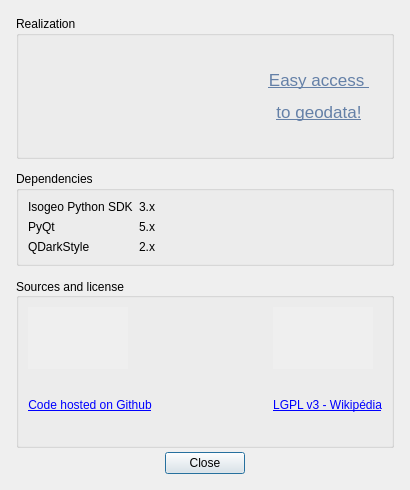
isogeo/isogeo-2-office, file modules/ui/credits/ui_credits.ui: the form before one commit.
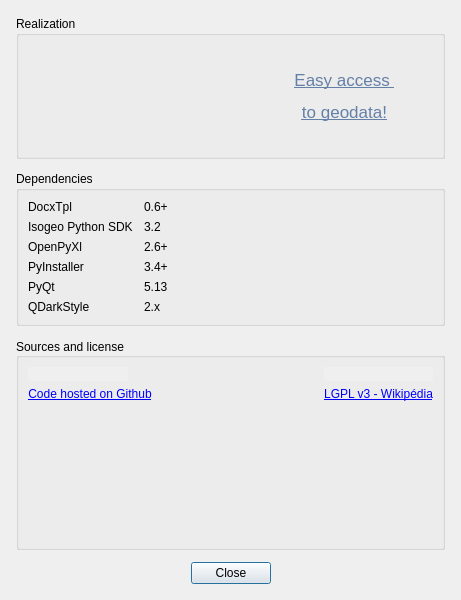
The form after the commit. Icons and pictures are not drawn.

Commit message: display dependencies version

Patch:
```diff
--- a/modules/ui/credits/ui_credits.ui
+++ b/modules/ui/credits/ui_credits.ui
@@ -9,8 +9,8 @@
    <rect>
     <x>0</x>
     <y>0</y>
-    <width>410</width>
-    <height>490</height>
+    <width>461</width>
+    <height>600</height>
    </rect>
   </property>
   <property name="sizePolicy">
@@ -156,17 +156,91 @@
         <bool>true</bool>
        </property>
        <layout class="QFormLayout" name="formLayout_2">
-        <item row="1" column="1">
-         <widget class="QLabel" name="lbl_dep_qt5_val">
+        <item row="3" column="0">
+         <widget class="QLabel" name="lbl_dep_docx">
           <property name="text">
-           <string notr="true">5.x</string>
+           <string notr="true">DocxTpl</string>
           </property>
+          <property name="margin">
+           <number>1</number>
+          </property>
+          <property name="indent">
+           <number>0</number>
+          </property>
+         </widget>
+        </item>
+        <item row="3" column="1">
+         <widget class="QLabel" name="lbl_dep_docx_val">
+          <property name="text">
+           <string>0.6+</string>
+          </property>
+          <property name="margin">
+           <number>1</number>
+          </property>
+          <property name="indent">
+           <number>5</number>
+          </property>
+         </widget>
+        </item>
+        <item row="4" column="0">
+         <widget class="QLabel" name="lbl_dep_sdk">
+          <property name="text">
+           <string notr="true">Isogeo Python SDK</string>
+          </property>
           <property name="scaledContents">
            <bool>true</bool>
           </property>
+          <property name="margin">
+           <number>1</number>
+          </property>
+          <property name="indent">
+           <number>0</number>
+          </property>
          </widget>
         </item>
-        <item row="1" column="0">
+        <item row="4" column="1">
+         <widget class="QLabel" name="lbl_dep_sdk_val">
+          <property name="text">
+           <string notr="true">3.2</string>
+          </property>
+          <property name="scaledContents">
+           <bool>true</bool>
+          </property>
+          <property name="margin">
+           <number>1</number>
+          </property>
+          <property name="indent">
+           <number>5</number>
+          </property>
+         </widget>
+        </item>
+        <item row="5" column="0">
+         <widget class="QLabel" name="lbl_dep_xl">
+          <property name="text">
+           <string notr="true">OpenPyXl</string>
+          </property>
+          <property name="margin">
+           <number>1</number>
+          </property>
+          <property name="indent">
+           <number>0</number>
+          </property>
+         </widget>
+        </item>
+        <item row="5" column="1">
+         <widget class="QLabel" name="lbl_dep_xl_val">
+          <property name="text">
+           <string>2.6+</string>
+          </property>
+          <property name="margin">
+           <number>1</number>
+          </property>
+          <property name="indent">
+           <number>5</number>
+          </property>
+         </widget>
+        </item>
+        <item row="7" column="0">
          <widget class="QLabel" name="lbl_dep_qt5">
           <property name="text">
            <string notr="true">PyQt</string>
@@ -174,9 +248,31 @@
           <property name="scaledContents">
            <bool>true</bool>
           </property>
+          <property name="margin">
+           <number>1</number>
+          </property>
+          <property name="indent">
+           <number>0</number>
+          </property>
          </widget>
         </item>
-        <item row="2" column="0">
+        <item row="7" column="1">
+         <widget class="QLabel" name="lbl_dep_qt5_val">
+          <property name="text">
+           <string notr="true">5.13</string>
+          </property>
+          <property name="scaledContents">
+           <bool>true</bool>
+          </property>
+          <property name="margin">
+           <number>1</number>
+          </property>
+          <property name="indent">
+           <number>5</number>
+          </property>
+         </widget>
+        </item>
+        <item row="8" column="0">
          <widget class="QLabel" name="lbl_dep_qt_style">
           <property name="text">
            <string notr="true">QDarkStyle</string>
@@ -184,9 +280,15 @@
           <property name="scaledContents">
            <bool>true</bool>
           </property>
+          <property name="margin">
+           <number>1</number>
+          </property>
+          <property name="indent">
+           <number>0</number>
+          </property>
          </widget>
         </item>
-        <item row="2" column="1">
+        <item row="8" column="1">
          <widget class="QLabel" name="lbl_dep_qt_style_val">
           <property name="text">
            <string notr="true">2.x</string>
@@ -194,25 +296,37 @@
           <property name="scaledContents">
            <bool>true</bool>
           </property>
+          <property name="margin">
+           <number>1</number>
+          </property>
+          <property name="indent">
+           <number>5</number>
+          </property>
          </widget>
         </item>
-        <item row="0" column="0">
+        <item row="6" column="0">
          <widget class="QLabel" name="label">
           <property name="text">
-           <string notr="true">Isogeo Python SDK</string>
+           <string>PyInstaller</string>
           </property>
-          <property name="scaledContents">
-           <bool>true</bool>
+          <property name="margin">
+           <number>1</number>
+          </property>
+          <property name="indent">
+           <number>0</number>
           </property>
          </widget>
         </item>
-        <item row="0" column="1">
+        <item row="6" column="1">
          <widget class="QLabel" name="label_2">
           <property name="text">
-           <string notr="true">3.x</string>
+           <string notr="true">3.4+</string>
           </property>
-          <property name="scaledContents">
-           <bool>true</bool>
+          <property name="margin">
+           <number>1</number>
+          </property>
+          <property name="indent">
+           <number>5</number>
           </property>
          </widget>
         </item>
@@ -317,17 +431,11 @@
            </widget>
           </item>
           <item row="0" column="2">
-           <widget class="QLabel" name="ico_lgplv3">
-            <property name="minimumSize">
-             <size>
-              <width>32</width>
-              <height>32</height>
-             </size>
-            </property>
+           <widget class="QLabel" name="ico_lgpl">
             <property name="maximumSize">
              <size>
-              <width>100</width>
-              <height>16777215</height>
+              <width>160</width>
+              <height>69</height>
              </size>
             </property>
             <property name="toolTip">
@@ -348,9 +456,6 @@
             <property name="alignment">
              <set>Qt::AlignCenter</set>
             </property>
-            <property name="wordWrap">
-             <bool>false</bool>
-            </property>
            </widget>
           </item>
           <item row="0" column="1" rowspan="2">
@@ -366,6 +471,19 @@
             </property>
            </spacer>
           </item>
+          <item row="2" column="0" colspan="3">
+           <spacer name="verticalSpacer">
+            <property name="orientation">
+             <enum>Qt::Vertical</enum>
+            </property>
+            <property name="sizeHint" stdset="0">
+             <size>
+              <width>20</width>
+              <height>20</height>
+             </size>
+            </property>
+           </spacer>
+          </item>
          </layout>
         </item>
        </layout>
```
Left out of the diff: 31 changed lines with no effect on the pictures. The commit also changes 1 other file.
